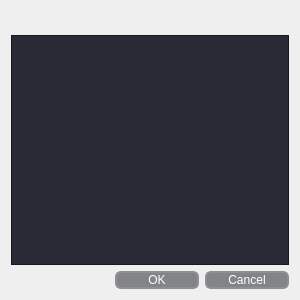
SixofClubsss/Dero-Baccarat, file Mainnet-Baccarat/dialog.ui: the form before one commit.
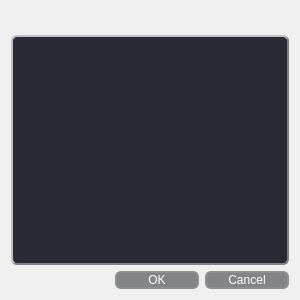
The form after the commit. Icons and pictures are not drawn.

What changed in the file:
```diff
--- a/Mainnet-Baccarat/dialog.ui
+++ b/Mainnet-Baccarat/dialog.ui
@@ -188,8 +188,15 @@
       </font>
      </property>
      <property name="styleSheet">
-      <string notr="true">background-color: rgb(28, 31, 43, 240);
-color: rgb(255, 255, 255);</string>
+      <string notr="true">QTextBrowser{
+    border-color: rgb(128, 128, 128);
+    border-style: outset;
+    border-width: 2px;
+    border-radius: 6px;
+    padding: 3px;
+    background-color: rgb(28, 31, 43,  240);
+    color: rgb(255, 255, 255);
+}</string>
      </property>
      <property name="html">
       <string>&lt;!DOCTYPE HTML PUBLIC &quot;-//W3C//DTD HTML 4.0//EN&quot; &quot;http://www.w3.org/TR/REC-html40/strict.dtd&quot;&gt;
```
